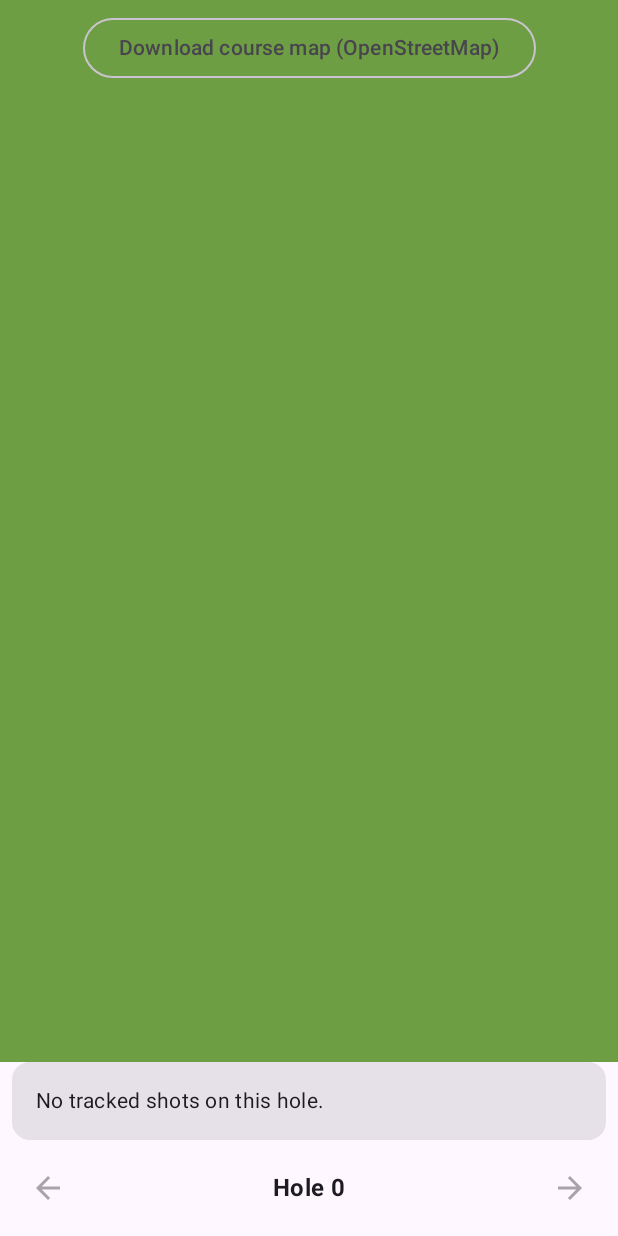
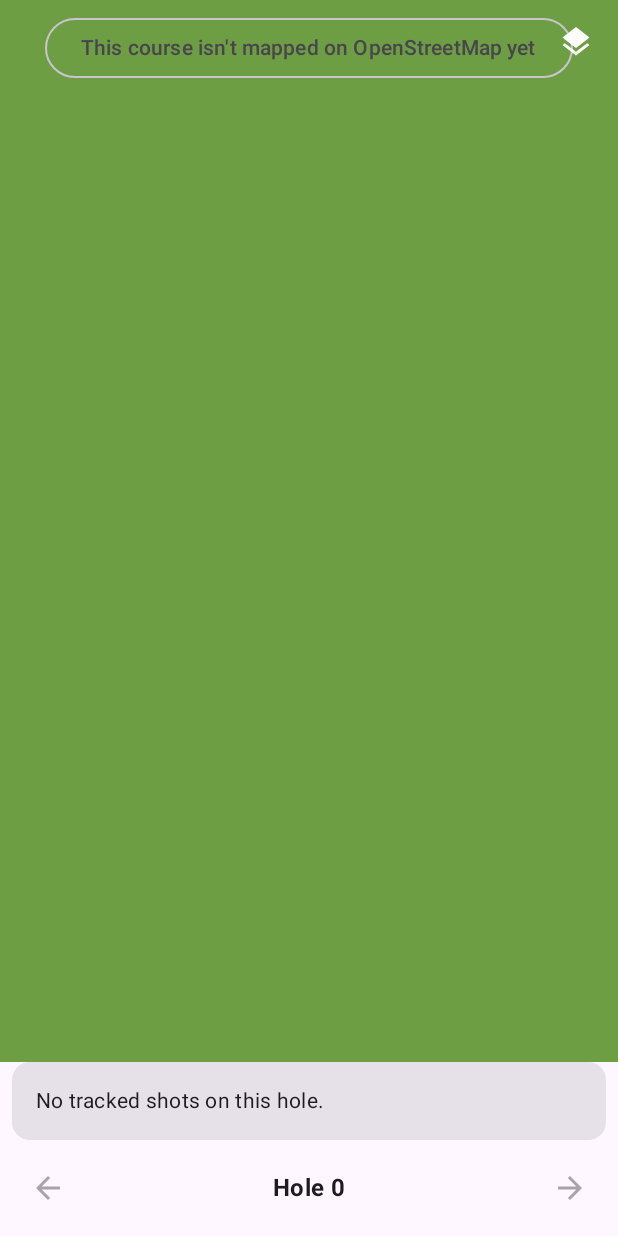
Before and after one commit to jbiffis/apps, an Android app built with Jetpack Compose: the composable ShotMapScreen called with empty values, on a phone screen of 412 x 824 dp. Run offline under Robolectric (Android 15) with nearby library versions, the phone set to English and light mode, and no system bars; our stand-ins replace Room's generated code; libraries missing offline, so code that uses them is left out: org.osmdroid.config.

Commit message:
Make drawn shot view the default; harden OSM course download
- Scorecard hole taps now open the drawn shot-by-shot view; satellite
  view reachable via a layers button in the top-right corner
- Overpass fetch: mirror fallbacks (kumi.systems, private.coffee) plus a
  primary retry, real HTTP status in error messages, auto-fetch on first
  open of a round's shot view with tap-to-retry

Co-Authored-By: Claude Fable 5 <noreply@anthropic.com>
Claude-Session: https://claude.ai/code/session_01AWfDVuureNALSmcpJ8a8fy

```diff
--- a/caddie/app/src/main/java/dev/jbiffis/caddie/MainActivity.kt
+++ b/caddie/app/src/main/java/dev/jbiffis/caddie/MainActivity.kt
@@ -84,7 +84,8 @@ class MainActivity : ComponentActivity() {
                             arguments = listOf(navArgument("roundId") { type = NavType.LongType }),
                         ) { entry ->
                             val roundId = entry.arguments!!.getLong("roundId")
-                            ScorecardScreen(app, roundId) { hole -> nav.navigate("hole/$roundId/$hole") }
+                            // Drawn shot-by-shot view is the default hole view
+                            ScorecardScreen(app, roundId) { hole -> nav.navigate("shotmap/$roundId/$hole") }
                         }
                         composable(
                             "hole/{roundId}/{hole}",
@@ -125,6 +126,7 @@ class MainActivity : ComponentActivity() {
                                         popUpTo("scorecard/{roundId}")
                                     }
                                 },
+                                onOpenSatellite = { h -> nav.navigate("hole/$roundId/$h") },
                             )
                         }
                         composable("stats") { StatsScreen(app) }
--- a/caddie/app/src/main/java/dev/jbiffis/caddie/ui/ShotMapScreen.kt
+++ b/caddie/app/src/main/java/dev/jbiffis/caddie/ui/ShotMapScreen.kt
@@ -19,6 +19,7 @@ import androidx.compose.material.icons.automirrored.filled.ArrowBack
 import androidx.compose.material.icons.automirrored.filled.ArrowForward
 import androidx.compose.material.icons.filled.ChevronLeft
 import androidx.compose.material.icons.filled.ChevronRight
+import androidx.compose.material.icons.filled.Layers
 import androidx.compose.material3.AlertDialog
 import androidx.compose.material3.Card
 import androidx.compose.material3.HorizontalDivider
@@ -79,6 +80,7 @@ fun ShotMapScreen(
     hole: Int,
     initialShot: Int,
     onNavigateHole: (Int) -> Unit,
+    onOpenSatellite: (Int) -> Unit,
 ) {
     val dao = app.db.dao()
     val round by dao.round(roundId).collectAsState(initial = null)
@@ -100,6 +102,29 @@ fun ShotMapScreen(
     var confirmDelete by remember { mutableStateOf(false) }
     var editClub by remember { mutableStateOf(false) }
     var fetchState by remember { mutableStateOf<String?>(null) }
+    var fetching by remember { mutableStateOf(false) }
+
+    fun fetchCourse() {
+        if (fetching) return
+        fetching = true
+        fetchState = "Downloading course map…"
+        scope.launch {
+            fetchState = try {
+                val n = withContext(Dispatchers.IO) { app.repository.downloadCourseFeatures(roundId) }
+                if (n == 0) "This course isn't mapped on OpenStreetMap yet" else null
+            } catch (e: Exception) {
+                "Course map download failed — tap to retry\n(${e.message?.take(90) ?: e.javaClass.simpleName})"
+            }
+            fetching = false
+        }
+    }
+
+    // Fetch the course polygons automatically the first time this round's
+    // shot view is opened (import may have failed offline / rate-limited).
+    LaunchedEffect(roundId) {
+        val stored = withContext(Dispatchers.IO) { dao.featureCount(roundId) }
+        if (stored == 0) fetchCourse()
+    }
 
     Column(Modifier.fillMaxSize()) {
         Box(Modifier.fillMaxWidth().weight(1f)) {
@@ -113,19 +138,20 @@ fun ShotMapScreen(
             )
             if (features.isEmpty()) {
                 OutlinedButton(
-                    onClick = {
-                        fetchState = "Downloading course map…"
-                        scope.launch {
-                            fetchState = try {
-                                val n = withContext(Dispatchers.IO) { app.repository.downloadCourseFeatures(roundId) }
-                                if (n == 0) "This course isn't mapped on OpenStreetMap yet" else null
-                            } catch (e: Exception) {
-                                "Download failed: ${e.message?.take(60)}"
-                            }
-                        }
-                    },
+                    onClick = { fetchCourse() },
+                    enabled = !fetching,
                     modifier = Modifier.align(Alignment.TopCenter).padding(8.dp),
                 ) { Text(fetchState ?: "Download course map (OpenStreetMap)") }
+            }
+            IconButton(
+                onClick = { onOpenSatellite(hole) },
+                modifier = Modifier.align(Alignment.TopEnd).padding(4.dp),
+            ) {
+                Icon(
+                    Icons.Filled.Layers,
+                    contentDescription = "Satellite view",
+                    tint = Color.White,
+                )
             }
         }
 
```
Also changed, not shown: caddie/app/src/main/java/dev/jbiffis/caddie/data/Overpass.kt (+39 -6 lines).
